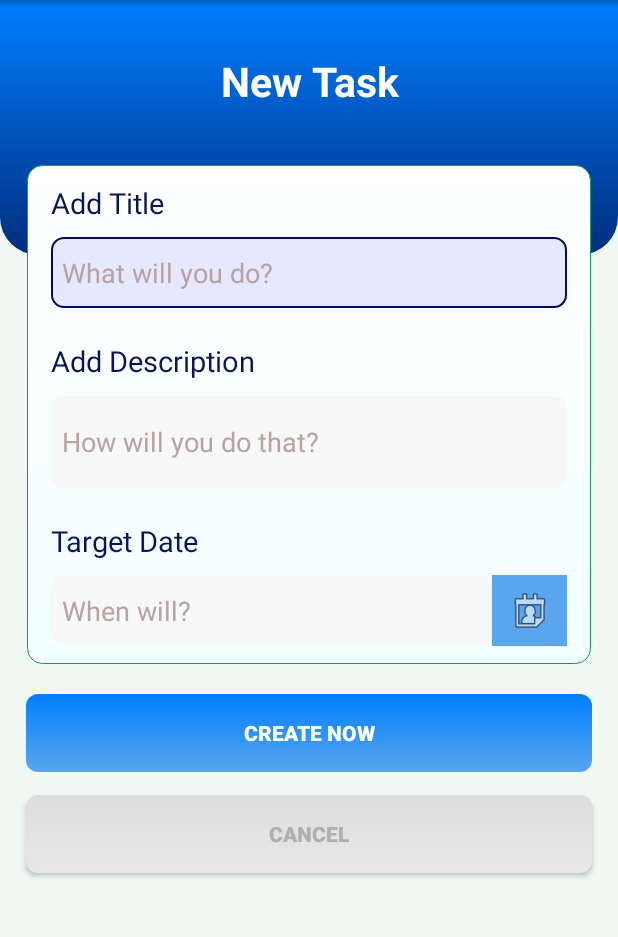
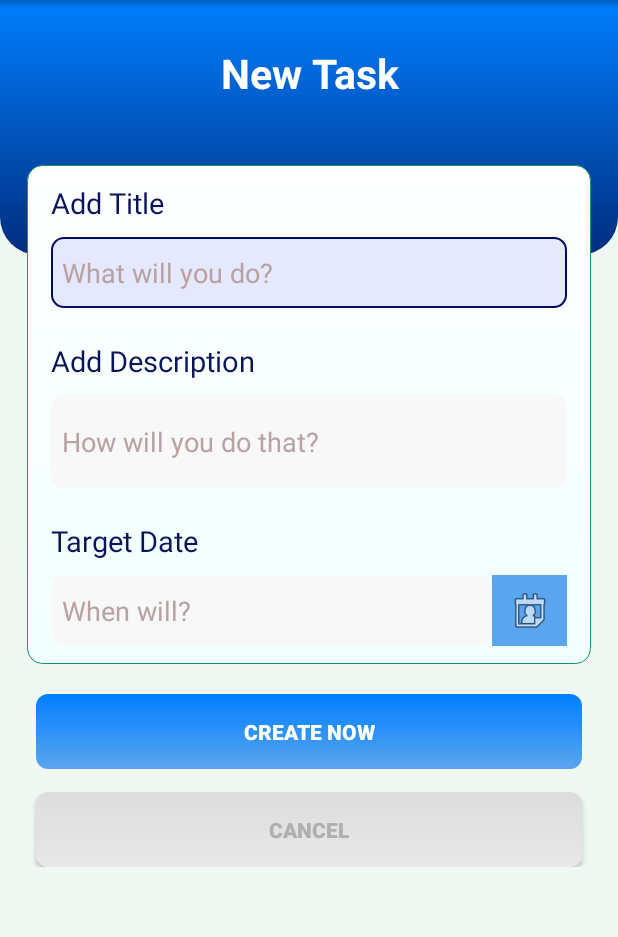
Before and after one commit to satriyoaji/ToDoListMVP, an Android app: the NewTaskActivity screen opened directly, with no data from a screen before it, on a phone screen of 412 x 824 dp, the part 105-1042 px from its top. Run offline under Robolectric (Android 15) with nearby library versions, the phone set to English and light mode, and no system bars.

Commit message:
modify major layout

```diff
--- a/app/src/main/res/layout/fragment_new_task.xml
+++ b/app/src/main/res/layout/fragment_new_task.xml
@@ -9,6 +9,23 @@
     android:layout_height="match_parent"
     tools:context="todolistmvp.modul.newtask.NewTaskActivity">
 
+    <ScrollView
+        android:layout_width="match_parent"
+        android:layout_height="wrap_content">
+        <androidx.constraintlayout.widget.ConstraintLayout
+            android:layout_width="match_parent"
+            android:layout_height="match_parent"
+            android:paddingBottom="20dp">
+
+            <LinearLayout
+                android:id="@+id/contentWrapper"
+                android:orientation="vertical"
+                android:layout_width="match_parent"
+                android:layout_height="wrap_content"
+                app:layout_constraintTop_toTopOf="parent"
+                app:layout_constraintStart_toStartOf="parent"
+                app:layout_constraintEnd_toEndOf="parent">
+
                 <LinearLayout
                     android:orientation="vertical"
                     android:layout_width="match_parent"
@@ -19,7 +36,7 @@
                         android:id="@+id/titlepage"
                         android:layout_width="match_parent"
                         android:layout_height="wrap_content"
-            android:layout_marginTop="35dp"
+                        android:layout_marginTop="30dp"
                         android:textAlignment="center"
                         android:text="@string/add_new_task_title"
                         android:textColor="#fff"
@@ -154,11 +171,16 @@
 
                 </LinearLayout>
 
+            </LinearLayout>
+
             <Button
                 android:id="@+id/createTaskBtn"
                 android:layout_width="match_parent"
-        android:layout_height="52dp"
-        android:layout_marginHorizontal="17dp"
+                android:layout_height="50dp"
+                app:layout_constraintTop_toBottomOf="@+id/contentWrapper"
+                app:layout_constraintStart_toStartOf="parent"
+                app:layout_constraintEnd_toEndOf="parent"
+                android:layout_marginHorizontal="24dp"
                 android:layout_marginTop="20dp"
                 android:background="@drawable/create_btn"
                 android:fontFamily="sans-serif-medium"
@@ -167,7 +189,6 @@
                 android:textStyle="bold" />
             <Button
                 android:id="@+id/cancelBtn"
-        android:layout_marginHorizontal="17dp"
                 android:layout_marginTop="15dp"
                 android:textColor="@color/secondaryTextBtn"
                 android:textStyle="bold"
@@ -175,6 +196,14 @@
                 android:background="@drawable/cancel_btn"
                 android:shadowColor="?attr/colorPrimarySurface"
                 android:layout_width="match_parent"
-        android:layout_height="52dp"/>
+                android:layout_height="50dp"
+                app:layout_constraintTop_toBottomOf="@+id/createTaskBtn"
+                app:layout_constraintStart_toStartOf="parent"
+                app:layout_constraintEnd_toEndOf="parent"
+                android:layout_marginHorizontal="24dp"/>
+
+        </androidx.constraintlayout.widget.ConstraintLayout>
+    </ScrollView>
+
 
 </LinearLayout>
```
Also changed, not shown: app/src/main/res/layout/fragment_edit_task.xml (+34 -6 lines). Lines whose indentation alone changed are shown as unchanged.
